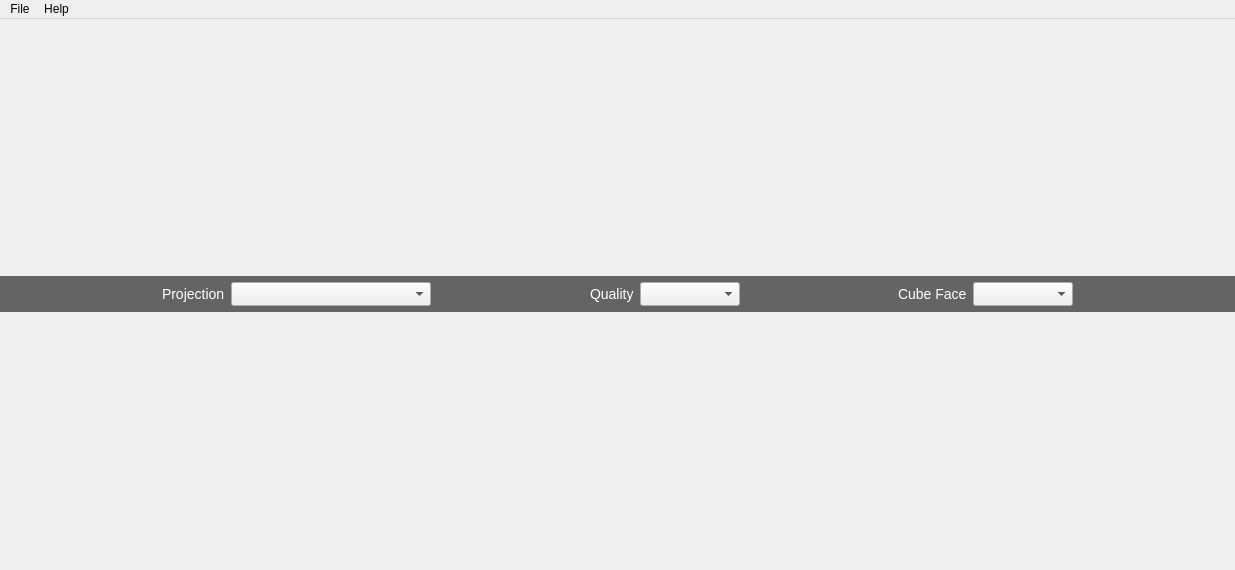
Before: the Qt Designer form aroundvision/views/mainwindow.ui in IT-Leiria/360-gui, drawn with Qt 5.
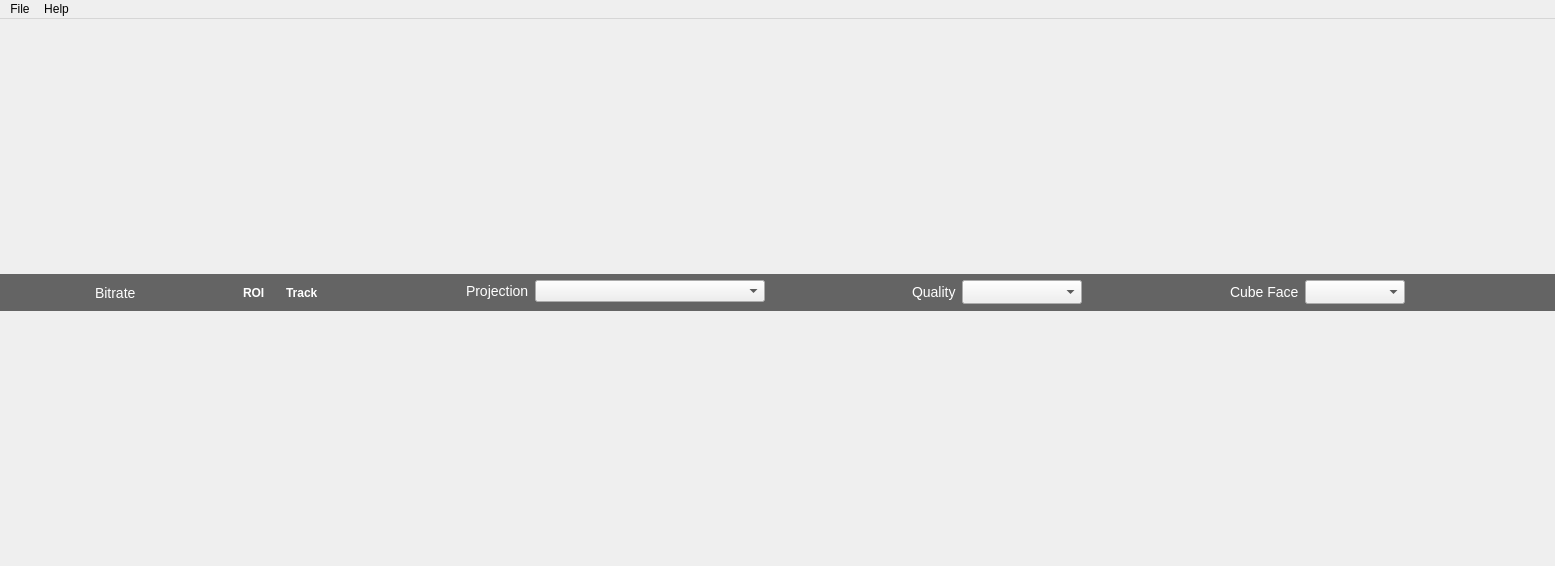
After: the same form once the commit is applied.

What changed in the file:
```diff
--- a/aroundvision/views/mainwindow.ui
+++ b/aroundvision/views/mainwindow.ui
@@ -6,8 +6,8 @@
    <rect>
     <x>0</x>
     <y>0</y>
-    <width>1235</width>
-    <height>570</height>
+    <width>1555</width>
+    <height>566</height>
    </rect>
   </property>
   <property name="sizePolicy">
@@ -97,6 +97,69 @@
        <property name="bottomMargin">
         <number>6</number>
        </property>
+       <item>
+        <spacer name="horizontalSpacer_5">
+         <property name="orientation">
+          <enum>Qt::Horizontal</enum>
+         </property>
+         <property name="sizeHint" stdset="0">
+          <size>
+           <width>40</width>
+           <height>20</height>
+          </size>
+         </property>
+        </spacer>
+       </item>
+       <item>
+        <widget class="QLabel" name="bitrate_label">
+         <property name="text">
+          <string>Bitrate</string>
+         </property>
+        </widget>
+       </item>
+       <item>
+        <spacer name="horizontalSpacer_6">
+         <property name="orientation">
+          <enum>Qt::Horizontal</enum>
+         </property>
+         <property name="sizeHint" stdset="0">
+          <size>
+           <width>40</width>
+           <height>20</height>
+          </size>
+         </property>
+        </spacer>
+       </item>
+       <item>
+        <layout class="QFormLayout" name="buttons_formLayout">
+         <item row="0" column="0">
+          <widget class="QPushButton" name="roi_button">
+           <property name="minimumSize">
+            <size>
+             <width>0</width>
+             <height>0</height>
+            </size>
+           </property>
+           <property name="text">
+            <string>ROI</string>
+           </property>
+           <property name="checkable">
+            <bool>true</bool>
+           </property>
+          </widget>
+         </item>
+         <item row="0" column="1">
+          <widget class="QPushButton" name="track_button">
+           <property name="text">
+            <string>Track</string>
+           </property>
+           <property name="checkable">
+            <bool>true</bool>
+           </property>
+          </widget>
+         </item>
+        </layout>
+       </item>
        <item>
         <spacer name="horizontalSpacer_4">
          <property name="orientation">
@@ -123,12 +186,12 @@
           <widget class="QComboBox" name="proj_comboBox">
            <property name="minimumSize">
             <size>
-             <width>200</width>
+             <width>230</width>
              <height>0</height>
             </size>
            </property>
            <property name="sizeAdjustPolicy">
-            <enum>QComboBox::AdjustToMinimumContentsLengthWithIcon</enum>
+            <enum>QComboBox::AdjustToContentsOnFirstShow</enum>
            </property>
           </widget>
          </item>
@@ -160,7 +223,7 @@
           <widget class="QComboBox" name="quality_comboBox">
            <property name="minimumSize">
             <size>
-             <width>100</width>
+             <width>120</width>
              <height>0</height>
             </size>
            </property>
@@ -231,7 +294,7 @@
     <rect>
      <x>0</x>
      <y>0</y>
-     <width>1235</width>
+     <width>1555</width>
      <height>22</height>
     </rect>
    </property>
```
